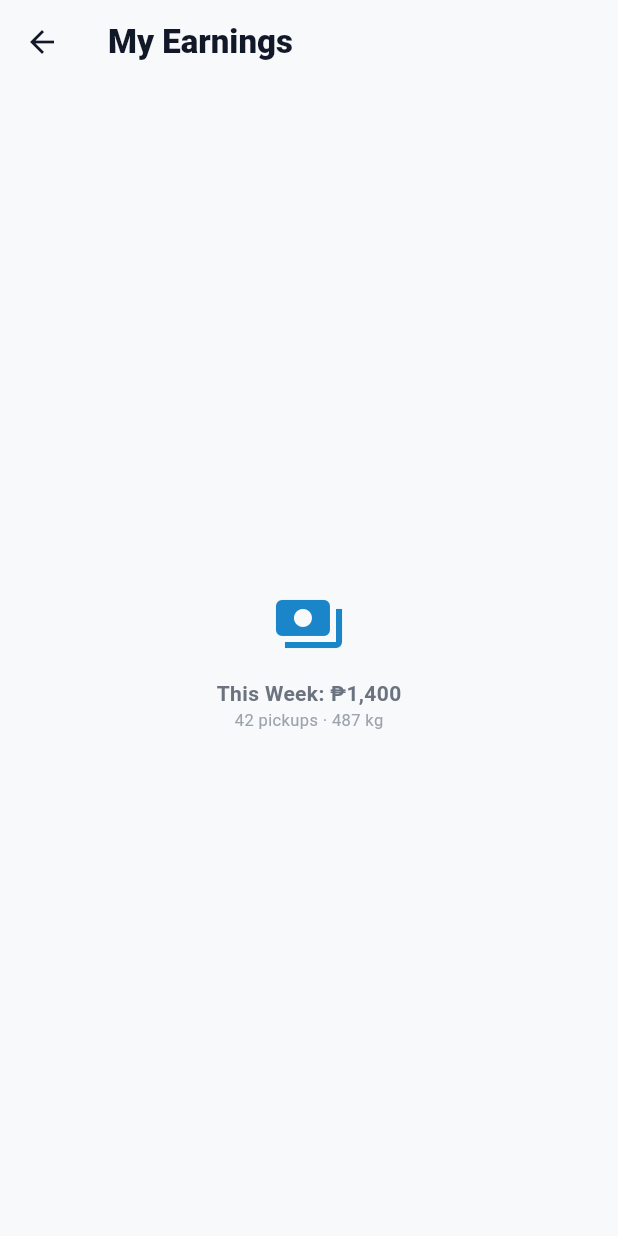
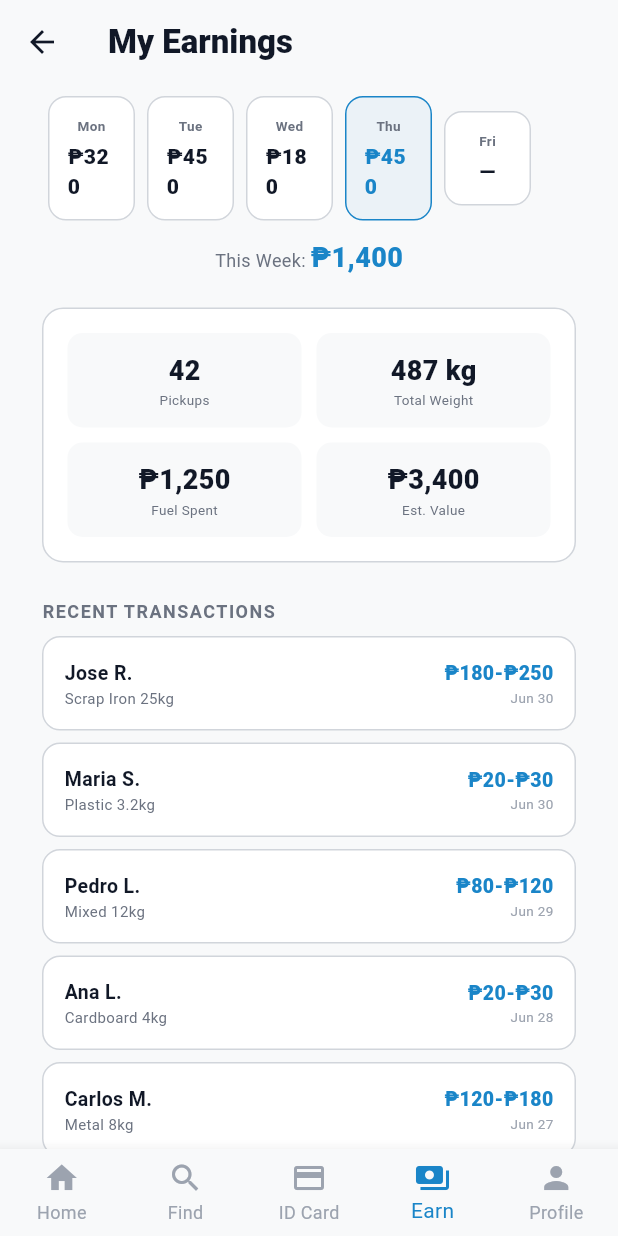
Before and after one commit to madarax092/kilotap, a Flutter app: the MyEarningsScreen screen opened by its route, on a phone screen of 412 x 824 dp. Run offline on Flutter 3.47's test engine with Material 3 defaults, Android fonts, the phone set to English and light mode, and no system bars; our stand-ins replace cloud_firestore, firebase_auth, firebase_core, google_fonts, google_sign_in, shared_preferences; accounts and stored records are empty; generated files the repository leaves out were written again; Roboto replaces fonts that are missing (Arial).

Commit message:
feat: full MyEarnings screen (Figma match) + fix duplicate class

```diff
--- a/lib/router.dart
+++ b/lib/router.dart
@@ -7,6 +7,7 @@ import 'screens/my_pickups_screen.dart';
 import 'screens/household_profile_screen.dart';
 import 'screens/collector_dashboard.dart';
 import 'screens/collector_id_card.dart';
+import 'screens/my_earnings_screen.dart';
 import 'screens/admin_dashboard.dart';
 import 'screens/register_screen.dart';
 import 'screens/remaining_screens.dart';
--- /dev/null
+++ b/lib/screens/my_earnings_screen.dart
@@ -0,0 +1,132 @@
+import 'package:flutter/material.dart';
+import '../core/theme/app_colors.dart';
+
+class MyEarningsScreen extends StatelessWidget {
+  const MyEarningsScreen({super.key});
+
+  @override Widget build(BuildContext context) {
+    return Scaffold(
+      backgroundColor: AppColors.canvas,
+      appBar: AppBar(
+        backgroundColor: AppColors.canvas, elevation: 0,
+        leading: IconButton(icon: const Icon(Icons.arrow_back, color: AppColors.textPrimary), onPressed: () => Navigator.pop(context)),
+        title: const Text('My Earnings', style: TextStyle(color: AppColors.textPrimary, fontWeight: FontWeight.w800)),
+      ),
+      body: ListView(padding: const EdgeInsets.symmetric(horizontal: 28), children: [
+        const SizedBox(height: 8),
+        // Week cards
+        SingleChildScrollView(
+          scrollDirection: Axis.horizontal,
+          child: Row(children: [
+            _DayCard('Mon', '₱320', false),
+            _DayCard('Tue', '₱450', false),
+            _DayCard('Wed', '₱180', false),
+            _DayCard('Thu', '₱450', true),
+            _DayCard('Fri', '—', false),
+          ]),
+        ),
+        const SizedBox(height: 12),
+        // Weekly total
+        const Center(child: Text.rich(TextSpan(children: [
+          TextSpan(text: 'This Week: ', style: TextStyle(fontSize: 12, color: AppColors.textSecondary)),
+          TextSpan(text: '₱1,400', style: TextStyle(fontSize: 18, fontWeight: FontWeight.w900, color: AppColors.buyerBlue)),
+        ]))),
+        const SizedBox(height: 20),
+        // Monthly stats
+        Container(
+          padding: const EdgeInsets.all(16),
+          decoration: BoxDecoration(color: AppColors.pureWhite, borderRadius: BorderRadius.circular(14), border: Border.all(color: AppColors.divider)),
+          child: Column(children: [
+            Row(children: [
+              _StatBox('42', 'Pickups'),
+              const SizedBox(width: 10),
+              _StatBox('487 kg', 'Total Weight'),
+            ]),
+            const SizedBox(height: 10),
+            Row(children: [
+              _StatBox('₱1,250', 'Fuel Spent'),
+              const SizedBox(width: 10),
+              _StatBox('₱3,400', 'Est. Value'),
+            ]),
+          ]),
+        ),
+        const SizedBox(height: 24),
+        // Transaction history
+        const Text('RECENT TRANSACTIONS', style: TextStyle(fontSize: 12, color: AppColors.textSecondary, fontWeight: FontWeight.w700, letterSpacing: 1)),
+        const SizedBox(height: 8),
+        _Txn('Jose R.', 'Scrap Iron 25kg', '₱180-₱250', 'Jun 30'),
+        _Txn('Maria S.', 'Plastic 3.2kg', '₱20-₱30', 'Jun 30'),
+        _Txn('Pedro L.', 'Mixed 12kg', '₱80-₱120', 'Jun 29'),
+        _Txn('Ana L.', 'Cardboard 4kg', '₱20-₱30', 'Jun 28'),
+        _Txn('Carlos M.', 'Metal 8kg', '₱120-₱180', 'Jun 27'),
+        const SizedBox(height: 30),
+      ]),
+      bottomNavigationBar: BottomNavigationBar(
+        currentIndex: 3, selectedItemColor: AppColors.buyerBlue, unselectedItemColor: AppColors.textMuted,
+        backgroundColor: AppColors.canvas, type: BottomNavigationBarType.fixed,
+        items: const [
+          BottomNavigationBarItem(icon: Icon(Icons.home), label: 'Home'),
+          BottomNavigationBarItem(icon: Icon(Icons.search), label: 'Find'),
+          BottomNavigationBarItem(icon: Icon(Icons.credit_card), label: 'ID Card'),
+          BottomNavigationBarItem(icon: Icon(Icons.payments), label: 'Earn'),
+          BottomNavigationBarItem(icon: Icon(Icons.person), label: 'Profile'),
+        ],
+      ),
+    );
+  }
+}
+
+class _DayCard extends StatelessWidget {
+  final String day, value; final bool today;
+  const _DayCard(this.day, this.value, this.today);
+  @override Widget build(BuildContext context) => Container(
+    margin: const EdgeInsets.symmetric(horizontal: 4),
+    padding: const EdgeInsets.all(12),
+    width: 58,
+    decoration: BoxDecoration(
+      color: today ? AppColors.buyerBlue.withOpacity(0.06) : AppColors.pureWhite,
+      borderRadius: BorderRadius.circular(12),
+      border: Border.all(color: today ? AppColors.buyerBlue : AppColors.divider),
+    ),
+    child: Column(children: [
+      Text(day, style: const TextStyle(fontSize: 9, color: AppColors.textSecondary, fontWeight: FontWeight.w700)),
+      const SizedBox(height: 4),
+      Text(value, style: TextStyle(fontSize: 14, fontWeight: FontWeight.w900, color: today ? AppColors.buyerBlue : AppColors.textPrimary)),
+    ]),
+  );
+}
+
+class _StatBox extends StatelessWidget {
+  final String val, label;
+  const _StatBox(this.val, this.label);
+  @override Widget build(BuildContext context) => Expanded(
+    child: Container(
+      padding: const EdgeInsets.symmetric(vertical: 12),
+      decoration: BoxDecoration(color: AppColors.canvas, borderRadius: BorderRadius.circular(10)),
+      child: Column(children: [
+        Text(val, style: const TextStyle(fontSize: 18, fontWeight: FontWeight.w900, color: AppColors.textPrimary)),
+        Text(label, style: const TextStyle(fontSize: 9, color: AppColors.textSecondary)),
+      ]),
+    ),
+  );
+}
+
+class _Txn extends StatelessWidget {
+  final String name, detail, amount, date;
+  const _Txn(this.name, this.detail, this.amount, this.date);
+  @override Widget build(BuildContext context) => Container(
+    margin: const EdgeInsets.only(bottom: 8),
+    padding: const EdgeInsets.all(14),
+    decoration: BoxDecoration(color: AppColors.pureWhite, borderRadius: BorderRadius.circular(12), border: Border.all(color: AppColors.divider)),
+    child: Row(children: [
+      Expanded(child: Column(crossAxisAlignment: CrossAxisAlignment.start, children: [
+        Text(name, style: const TextStyle(fontSize: 13, fontWeight: FontWeight.w700, color: AppColors.textPrimary)),
+        Text(detail, style: const TextStyle(fontSize: 10, color: AppColors.textSecondary)),
+      ])),
+      Column(crossAxisAlignment: CrossAxisAlignment.end, children: [
+        Text(amount, style: const TextStyle(fontSize: 13, fontWeight: FontWeight.w800, color: AppColors.buyerBlue)),
+        Text(date, style: const TextStyle(fontSize: 9, color: AppColors.textMuted)),
+      ]),
+    ]),
+  );
+}
--- a/lib/screens/remaining_screens.dart
+++ b/lib/screens/remaining_screens.dart
@@ -4,7 +4,6 @@ import '../core/theme/app_colors.dart';
 // Stub screens matching Figma designs — placeholder content
 class FindScrapScreen extends StatelessWidget { const FindScrapScreen({super.key}); @override Widget build(BuildContext context) => Scaffold(backgroundColor: AppColors.canvas, appBar: AppBar(backgroundColor: AppColors.canvas, elevation: 0, leading: IconButton(icon: const Icon(Icons.arrow_back, color: AppColors.textPrimary), onPressed: () => Navigator.pop(context)), title: const Text('Find Scrap', style: TextStyle(color: AppColors.textPrimary, fontWeight: FontWeight.w800))), body: const Center(child: Column(mainAxisAlignment: MainAxisAlignment.center, children: [Icon(Icons.map, size: 48, color: AppColors.buyerBlue), SizedBox(height: 12), Text('Nearby Pickup Map', style: TextStyle(color: AppColors.textSecondary, fontWeight: FontWeight.w600)), Text('4 requests in your area', style: TextStyle(fontSize: 11, color: AppColors.textMuted))]))); }
 class MyRouteScreen extends StatelessWidget { const MyRouteScreen({super.key}); @override Widget build(BuildContext context) => Scaffold(backgroundColor: AppColors.canvas, appBar: AppBar(backgroundColor: AppColors.canvas, elevation: 0, leading: IconButton(icon: const Icon(Icons.arrow_back, color: AppColors.textPrimary), onPressed: () => Navigator.pop(context)), title: const Text('Today\'s Route', style: TextStyle(color: AppColors.textPrimary, fontWeight: FontWeight.w800))), body: const Center(child: Column(mainAxisAlignment: MainAxisAlignment.center, children: [Icon(Icons.route, size: 48, color: AppColors.buyerBlue), SizedBox(height: 12), Text('4.7 km · 2.5 hrs · ~30 kg', style: TextStyle(color: AppColors.textSecondary, fontWeight: FontWeight.w600)), Text('Optimized route ready', style: TextStyle(fontSize: 11, color: AppColors.textMuted))]))); }
-class MyEarningsScreen extends StatelessWidget { const MyEarningsScreen({super.key}); @override Widget build(BuildContext context) => Scaffold(backgroundColor: AppColors.canvas, appBar: AppBar(backgroundColor: AppColors.canvas, elevation: 0, leading: IconButton(icon: const Icon(Icons.arrow_back, color: AppColors.textPrimary), onPressed: () => Navigator.pop(context)), title: const Text('My Earnings', style: TextStyle(color: AppColors.textPrimary, fontWeight: FontWeight.w800))), body: const Center(child: Column(mainAxisAlignment: MainAxisAlignment.center, children: [Icon(Icons.payments, size: 48, color: AppColors.buyerBlue), SizedBox(height: 12), Text('This Week: ₱1,400', style: TextStyle(color: AppColors.textSecondary, fontWeight: FontWeight.w600)), Text('42 pickups · 487 kg', style: TextStyle(fontSize: 11, color: AppColors.textMuted))]))); }
 class CollectorProfileScreen extends StatelessWidget { const CollectorProfileScreen({super.key}); @override Widget build(BuildContext context) => Scaffold(backgroundColor: AppColors.canvas, appBar: AppBar(backgroundColor: AppColors.canvas, elevation: 0, leading: IconButton(icon: const Icon(Icons.arrow_back, color: AppColors.textPrimary), onPressed: () => Navigator.pop(context)), title: const Text('Collector Profile', style: TextStyle(color: AppColors.textPrimary, fontWeight: FontWeight.w800))), body: const Center(child: Column(mainAxisAlignment: MainAxisAlignment.center, children: [Icon(Icons.person, size: 48, color: AppColors.buyerBlue), SizedBox(height: 12), Text('Juan Dela Cruz', style: TextStyle(color: AppColors.textSecondary, fontWeight: FontWeight.w600)), Text('Tricycle · ★ 4.8 · 184 pickups', style: TextStyle(fontSize: 11, color: AppColors.textMuted))]))); }
 class UserManagementScreen extends StatelessWidget { const UserManagementScreen({super.key}); @override Widget build(BuildContext context) => Scaffold(backgroundColor: AppColors.canvas, appBar: AppBar(backgroundColor: AppColors.canvas, elevation: 0, leading: IconButton(icon: const Icon(Icons.arrow_back, color: AppColors.textPrimary), onPressed: () => Navigator.pop(context)), title: const Text('Users (342)', style: TextStyle(color: AppColors.textPrimary, fontWeight: FontWeight.w800))), body: const Center(child: Column(mainAxisAlignment: MainAxisAlignment.center, children: [Icon(Icons.people, size: 48, color: AppColors.buyerBlue), SizedBox(height: 12), Text('5 pending verifications', style: TextStyle(color: AppColors.warning, fontWeight: FontWeight.w600))]))); }
 class VerifyCollectorScreen extends StatelessWidget { final String collectorId; const VerifyCollectorScreen({super.key, required this.collectorId}); @override Widget build(BuildContext context) => Scaffold(backgroundColor: AppColors.canvas, appBar: AppBar(backgroundColor: AppColors.canvas, elevation: 0, leading: IconButton(icon: const Icon(Icons.arrow_back, color: AppColors.textPrimary), onPressed: () => Navigator.pop(context)), title: const Text('Verify Collector', style: TextStyle(color: AppColors.textPrimary, fontWeight: FontWeight.w800))), body: const Center(child: Column(mainAxisAlignment: MainAxisAlignment.center, children: [Icon(Icons.verified_user, size: 48, color: AppColors.success), SizedBox(height: 12), Text('Documents verified', style: TextStyle(color: AppColors.textSecondary, fontWeight: FontWeight.w600))]))); }
```
